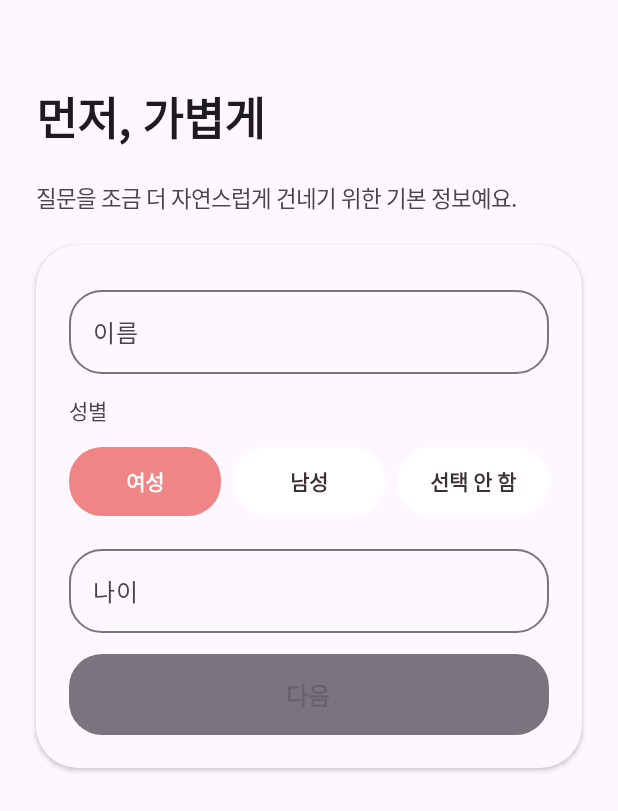
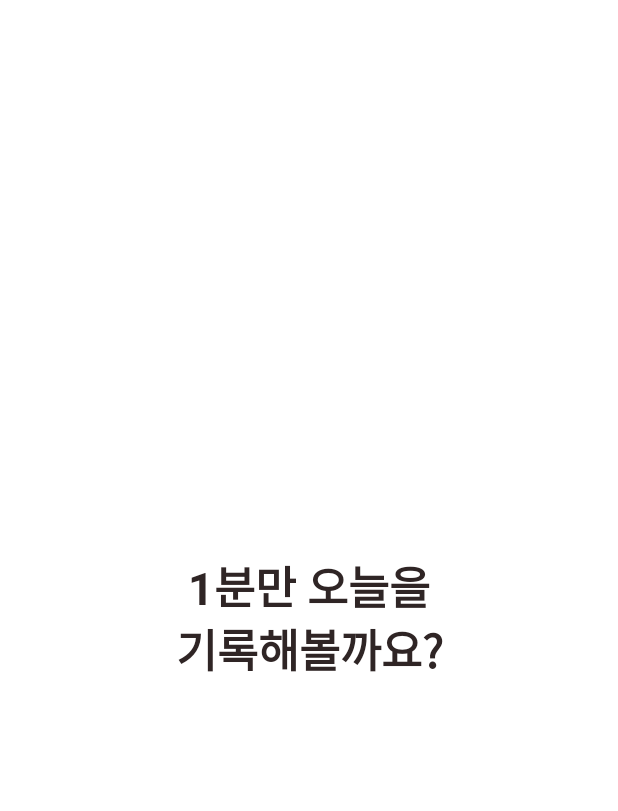
Before and after one commit to jarnannomki-rgb/haru-piece, an Android app built with Jetpack Compose: the composable OnboardingFlow shown on its own in the app's theme, on a phone screen of 412 x 824 dp. Shown: the top 811 px of the screen. Run offline under Robolectric (Android 15) with nearby library versions, the phone set to English and light mode, and no system bars.

Commit message:
Restore onboarding intro animation

```diff
--- a/app/src/main/java/com/example/diaryapp/MainActivity.kt
+++ b/app/src/main/java/com/example/diaryapp/MainActivity.kt
@@ -13,6 +13,8 @@ import androidx.activity.result.contract.ActivityResultContracts
 import androidx.activity.compose.rememberLauncherForActivityResult
 import androidx.activity.compose.setContent
 import androidx.compose.foundation.background
+import androidx.compose.animation.core.Animatable
+import androidx.compose.animation.core.tween
 import androidx.compose.foundation.Canvas
 import androidx.compose.foundation.clickable
 import androidx.compose.foundation.layout.Arrangement
@@ -66,6 +68,7 @@ import androidx.compose.ui.Modifier
 import androidx.compose.ui.draw.clip
 import androidx.compose.ui.geometry.Offset
 import androidx.compose.ui.graphics.Color
+import androidx.compose.ui.graphics.graphicsLayer
 import androidx.compose.ui.graphics.drawscope.Stroke
 import androidx.compose.ui.platform.LocalContext
 import androidx.compose.ui.platform.LocalFocusManager
@@ -79,6 +82,8 @@ import androidx.compose.ui.unit.dp
 import androidx.compose.ui.unit.sp
 import androidx.compose.ui.viewinterop.AndroidView
 import kotlinx.coroutines.delay
+import kotlinx.coroutines.coroutineScope
+import kotlinx.coroutines.launch
 import kotlinx.coroutines.Dispatchers
 import kotlinx.coroutines.withContext
 import kotlinx.coroutines.withTimeoutOrNull
@@ -283,20 +288,21 @@ fun OnboardingFlow(onComplete: (Profile) -> Unit) {
 
     when (step) {
         0 -> SplashScreen { step = 1 }
-        1 -> ProfileScreen(
+        1 -> IntroQuestionScreen { step = 2 }
+        2 -> ProfileScreen(
             name = name,
             gender = gender,
             age = age,
             onNameChange = { name = it },
             onGenderChange = { gender = it },
             onAgeChange = { age = it },
-            onNext = { step = 2 }
-        )
-        2 -> TopicScreen(
-            selectedTopics = topics,
             onNext = { step = 3 }
         )
-        3 -> NotificationScreen(
+        3 -> TopicScreen(
+            selectedTopics = topics,
+            onNext = { step = 4 }
+        )
+        4 -> NotificationScreen(
             notifyTimes = notifyTimes,
             onComplete = {
                 onComplete(
@@ -332,19 +338,35 @@ fun SplashScreen(onDone: () -> Unit) {
 
 @Composable
 fun IntroQuestionScreen(onDone: () -> Unit) {
+    val alpha = remember { Animatable(0f) }
+    val offsetY = remember { Animatable(18f) }
+
     LaunchedEffect(Unit) {
-        delay(1800)
+        coroutineScope {
+            launch { alpha.animateTo(1f, animationSpec = tween(720)) }
+            launch { offsetY.animateTo(0f, animationSpec = tween(720)) }
+        }
+        delay(850)
+        coroutineScope {
+            launch { alpha.animateTo(0f, animationSpec = tween(620)) }
+            launch { offsetY.animateTo(-14f, animationSpec = tween(620)) }
+        }
         onDone()
     }
+
     Surface(modifier = Modifier.fillMaxSize(), color = Color.White) {
         Box(modifier = Modifier.fillMaxSize(), contentAlignment = Alignment.Center) {
             Text(
                 "1분만 오늘을\n기록해볼까요?",
+                modifier = Modifier.graphicsLayer {
+                    this.alpha = alpha.value
+                    translationY = offsetY.value
+                },
                 fontSize = 30.sp,
                 fontWeight = FontWeight.Bold,
-                color = MaterialTheme.colorScheme.onSurface,
+                color = Color(0xFF2F2525),
                 textAlign = TextAlign.Center,
-                lineHeight = 40.sp
+                lineHeight = 42.sp
             )
         }
     }
```
